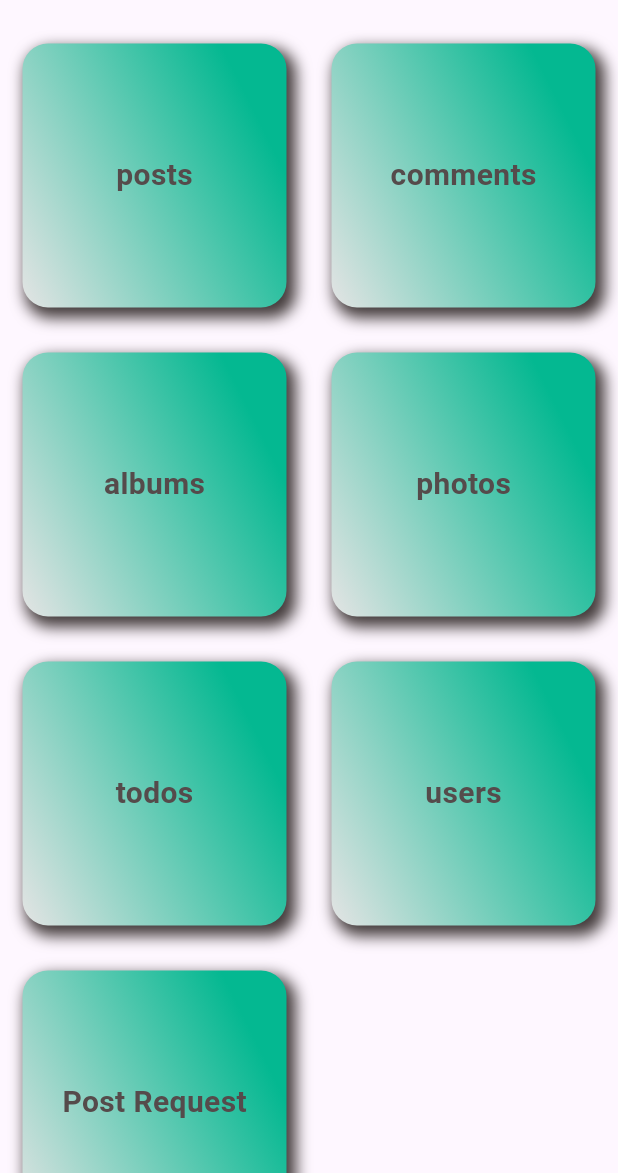
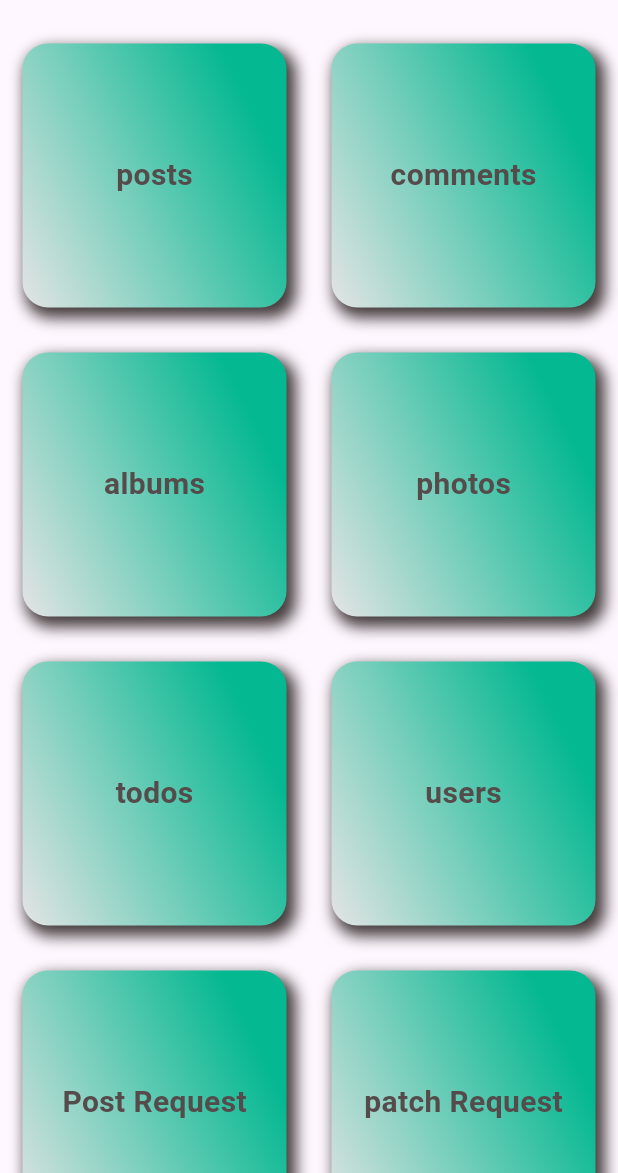
Before and after one commit to RezaEftekhar/json, a Flutter app: the screen it shows after launch, on a phone screen of 412 x 824 dp, the part 63-1236 px from its top. Run offline on Flutter 3.47's test engine with Material 3 defaults, Android fonts, the phone set to English and light mode, and no system bars; our stand-ins replace bloc, dio, flutter_bloc, get_it.

Commit message:
patch request added

```diff
--- a/lib/common/models/home_model.dart
+++ b/lib/common/models/home_model.dart
@@ -11,5 +11,6 @@ List<HomeModel> homeModel = [
   HomeModel(title: 'photos'),
   HomeModel(title: 'todos'),
   HomeModel(title: 'users'),
-  HomeModel(title: 'Post Request')
+  HomeModel(title: 'Post Request'),
+  HomeModel(title: 'patch Request'),
 ];
--- a/lib/common/screens/home_screen.dart
+++ b/lib/common/screens/home_screen.dart
@@ -3,6 +3,7 @@ import 'package:json_place_holder/albums/presentation/screens/albums_screen.dart
 import 'package:json_place_holder/comments/presentation/screens/comments_screen.dart';
 import 'package:json_place_holder/common/models/home_model.dart';
 import 'package:json_place_holder/common/widgets/home_items_widget.dart';
+import 'package:json_place_holder/patch%20request/presentation/screens/patch_request_screen.dart';
 import 'package:json_place_holder/photos/presentation/screens/photos_screen.dart';
 import 'package:json_place_holder/post%20request/presentation/screens/post_request_screen.dart';
 import 'package:json_place_holder/posts/presentation/screens/posts_screen.dart';
@@ -71,6 +72,8 @@ class HomeScreen extends StatelessWidget {
                       MaterialPageRoute(
                         builder: (context) => const PostRequestScreen(),
                       ));
+                case 7:
+                Navigator.push(context, MaterialPageRoute(builder: (context) => const PatchRequestScreen()));
               }
             },
           );
--- a/lib/core/base_bloc_provider.dart/base_bloc_provider.dart
+++ b/lib/core/base_bloc_provider.dart/base_bloc_provider.dart
@@ -3,6 +3,7 @@ import 'package:flutter_bloc/flutter_bloc.dart';
 import 'package:get_it/get_it.dart';
 import 'package:json_place_holder/albums/presentation/bloc/albums_bloc.dart';
 import 'package:json_place_holder/comments/presentation/bloc/comments_bloc.dart';
+import 'package:json_place_holder/patch%20request/presentation/bloc/patch_request_bloc.dart';
 import 'package:json_place_holder/photos/presentation/bloc/photos_bloc.dart';
 import 'package:json_place_holder/post%20request/presentation/bloc/post_request_bloc.dart';
 import 'package:json_place_holder/posts/presentation/bloc/posts_bloc.dart';
@@ -36,6 +37,9 @@ class BaseBlocProvider extends StatelessWidget {
       ),
       BlocProvider(
         create: (context) => GetIt.I<PostRequestBloc>(),
+      ),
+      BlocProvider(
+        create: (context) => GetIt.I<PatchRequestBloc>(),
       )
     ], child: child);
   }
--- a/lib/core/network/api_provider.dart
+++ b/lib/core/network/api_provider.dart
@@ -23,4 +23,5 @@ class ApiProvider {
   Future<Response> get(path) async => await _dio!.get(path);
   Future<Response> post(path, {Map<String, dynamic>? data}) async =>
       await _dio!.post(path, data: data);
+ Future<Response> patch(path,{Object? data})async=>await _dio!.patch(path,data: data);
 }
--- /dev/null
+++ b/lib/patch request/data/repository_impl/patch_request_repository_impl.dart
@@ -0,0 +1,15 @@
+import 'package:json_place_holder/core/error/failure.dart';
+import 'package:json_place_holder/patch%20request/data/data_source/patch_request_data_source.dart';
+import 'package:json_place_holder/patch%20request/domain/repository/patch_request.dart';
+
+class PatchRequestRepositoryImpl implements PatchRequestRepository {
+  final PatchRequestRemoteDs dataSource;
+
+  PatchRequestRepositoryImpl({required this.dataSource});
+  @override
+  Future<(Map<String, dynamic>?, Failure?)> patchAllRequests(
+      Map<String, dynamic> request) async {
+    final response = await dataSource.patchRequest(request);
+    return (response, null);
+  }
+}
--- /dev/null
+++ b/lib/patch request/domain/repository/patch_request.dart
@@ -0,0 +1,6 @@
+
+import 'package:json_place_holder/core/error/failure.dart';
+
+abstract class PatchRequestRepository{
+  Future<(Map<String,dynamic>?,Failure?)> patchAllRequests(Map<String,dynamic>request);
+}
--- /dev/null
+++ b/lib/patch request/domain/usecase/patch_request_usecase.dart
@@ -0,0 +1,11 @@
+import 'package:json_place_holder/core/error/failure.dart';
+import 'package:json_place_holder/patch%20request/domain/repository/patch_request.dart';
+
+class PatchRequestUsecase {
+  final PatchRequestRepository repository;
+
+  PatchRequestUsecase({required this.repository});
+
+  Future<(Map<String, dynamic>?, Failure?)> call(Map<String, dynamic> param) =>
+      repository.patchAllRequests(param);
+}
--- /dev/null
+++ b/lib/patch request/presentation/bloc/patch_request_bloc.dart
@@ -0,0 +1,19 @@
+import 'package:bloc/bloc.dart';
+import 'package:json_place_holder/patch%20request/domain/usecase/patch_request_usecase.dart';
+
+part 'patch_request_event.dart';
+part 'patch_request_state.dart';
+
+class PatchRequestBloc extends Bloc<PatchRequestEvent, PatchRequestState> {
+  final PatchRequestUsecase usecase;
+  PatchRequestBloc({required this.usecase}) : super(PatchRequestInitial()) {
+    on<PatchAllRequests>((event, emit) async {
+      emit(PatchRequestLoading());
+      var (data, error) =
+          await usecase.call({'title': event.title, 'body': event.body});
+      data != null
+          ? emit(PatchAllRequestsCompleted())
+          : emit(PatchRequestError(error: error.toString()));
+    });
+  }
+}
--- /dev/null
+++ b/lib/patch request/presentation/bloc/patch_request_event.dart
@@ -0,0 +1,12 @@
+part of 'patch_request_bloc.dart';
+
+abstract class PatchRequestEvent {
+  final String? title;
+  final String? body;
+
+  PatchRequestEvent({required this.title, required this.body});
+}
+
+class PatchAllRequests extends PatchRequestEvent {
+  PatchAllRequests({required super.title, required super.body});
+}
--- /dev/null
+++ b/lib/patch request/presentation/bloc/patch_request_state.dart
@@ -0,0 +1,17 @@
+part of 'patch_request_bloc.dart';
+
+abstract class PatchRequestState {
+  final String? error;
+
+  PatchRequestState({this.error});
+}
+
+class PatchRequestInitial extends PatchRequestState {}
+
+class PatchRequestLoading extends PatchRequestState {}
+
+class PatchAllRequestsCompleted extends PatchRequestState {}
+
+class PatchRequestError extends PatchRequestState {
+  PatchRequestError({super.error});
+}
```
Also changed, not shown: lib/core/service_locator/service_locator.dart (+24 -5 lines), lib/patch request/data/data_source/patch_request_data_source.dart (added, +22 -0 lines), lib/patch request/presentation/screens/patch_request_screen.dart (added, +82 -0 lines).
